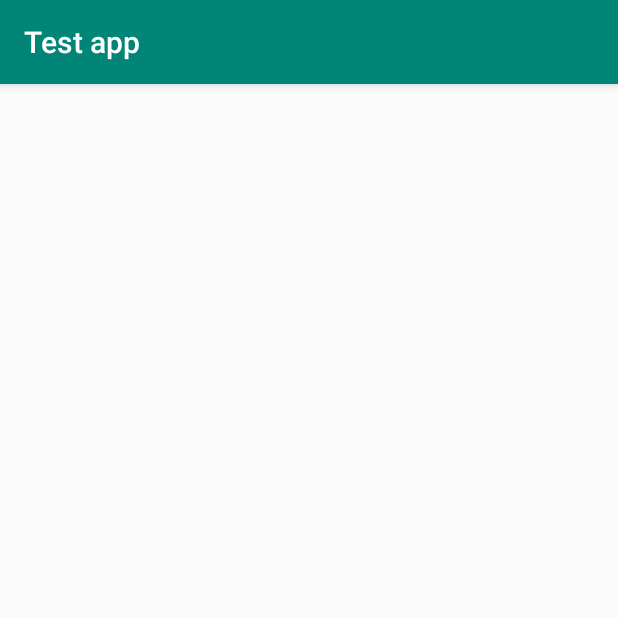
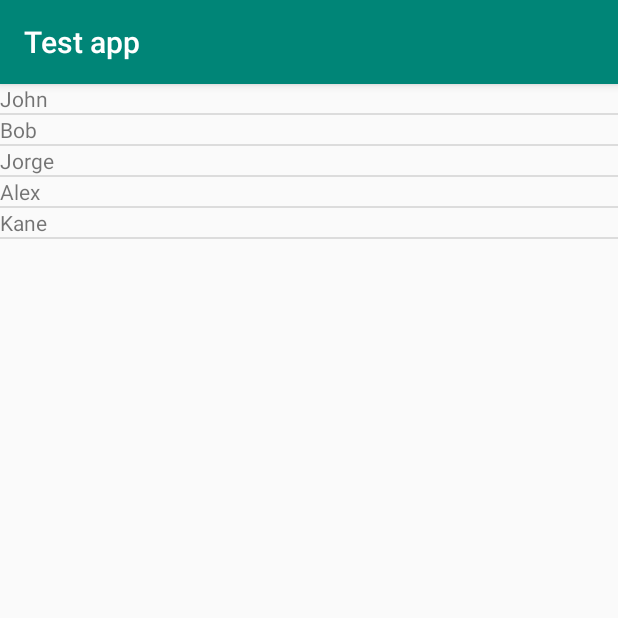
Before and after one commit to sher-machine/first-app, an Android app: the ThirdActivity screen opened directly, with no data from a screen before it, on a phone screen of 412 x 824 dp, the top half of it. Run offline under Robolectric (Android 15) with nearby library versions, the phone set to English and light mode, and no system bars.

Commit message:
fixed third page

```diff
--- a/app/src/main/java/com/example/testapp/ThirdActivity.java
+++ b/app/src/main/java/com/example/testapp/ThirdActivity.java
@@ -23,7 +23,7 @@ public class ThirdActivity extends AppCompatActivity {
     }
 
     public void list(){
-        list = (ListView)findViewById(R.id.ListView);
+        list = findViewById(R.id.ListView);
         ArrayAdapter <String> adapter = new ArrayAdapter<String>(this, R.layout.names,names);
         list.setAdapter(adapter);
         list.setOnItemClickListener(
--- a/app/src/main/res/layout/activity_third.xml
+++ b/app/src/main/res/layout/activity_third.xml
@@ -2,7 +2,14 @@
 <androidx.constraintlayout.widget.ConstraintLayout xmlns:android="http://schemas.android.com/apk/res/android"
     xmlns:app="http://schemas.android.com/apk/res-auto"
     xmlns:tools="http://schemas.android.com/tools"
-    android:id="@+id/ListView"
     android:layout_width="match_parent"
     android:layout_height="match_parent"
-    tools:context=".ThirdActivity" />
+    tools:context=".ThirdActivity">
+
+    <ListView
+        android:id="@+id/ListView"
+        android:layout_width="match_parent"
+        android:layout_height="match_parent"
+        tools:layout_editor_absoluteX="118dp"
+        tools:layout_editor_absoluteY="139dp" />
+</androidx.constraintlayout.widget.ConstraintLayout>
```
